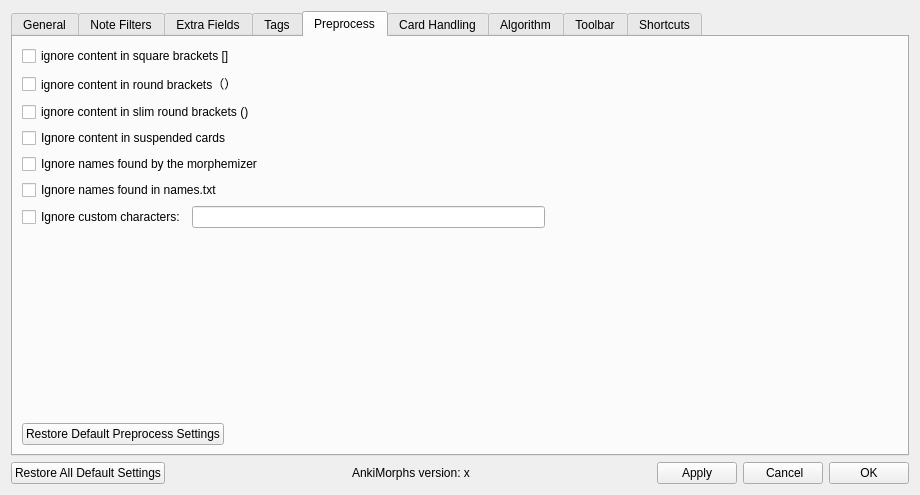
mortii/anki-morphs, file ankimorphs/ui/settings_dialog.ui: the form before one commit.
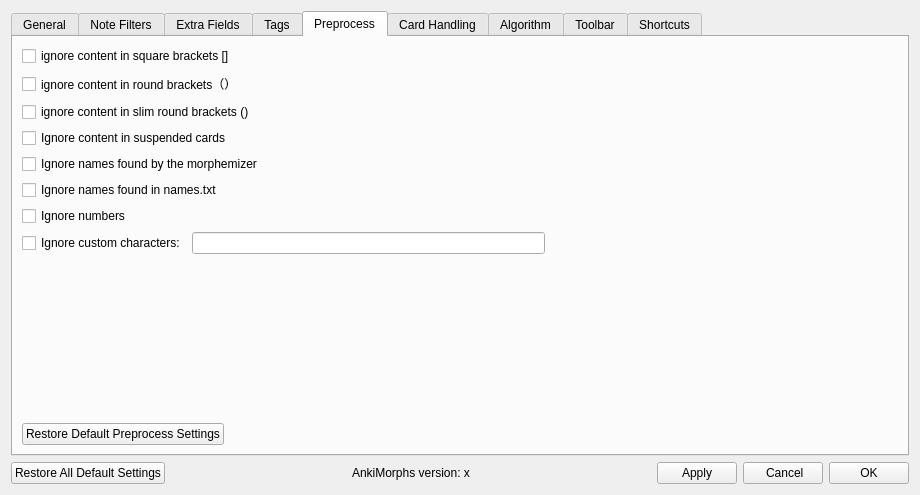
The form after the commit. The open tabs and pages were chosen to show the change.

What changed in the file:
```diff
--- a/ankimorphs/ui/settings_dialog.ui
+++ b/ankimorphs/ui/settings_dialog.ui
@@ -654,6 +654,13 @@
              </property>
             </widget>
            </item>
+           <item>
+            <widget class="QCheckBox" name="preprocessIgnoreNumbersCheckBox">
+             <property name="text">
+              <string>Ignore numbers</string>
+             </property>
+            </widget>
+           </item>
            <item>
             <layout class="QHBoxLayout" name="horizontalLayout_28">
              <item>
```
